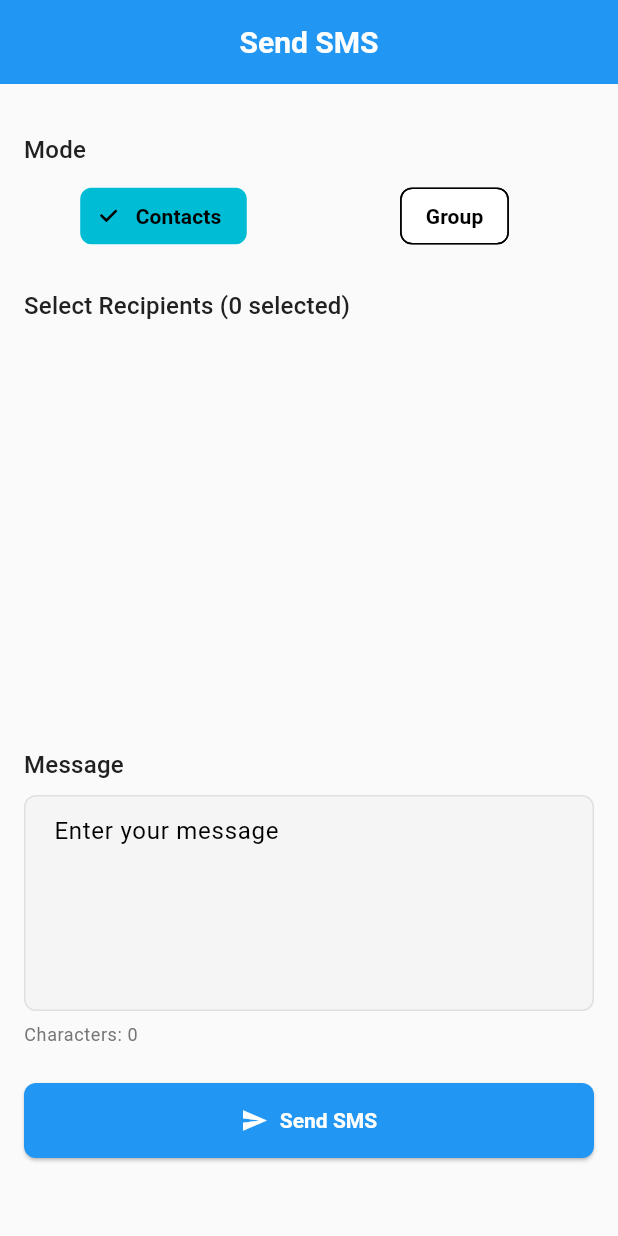
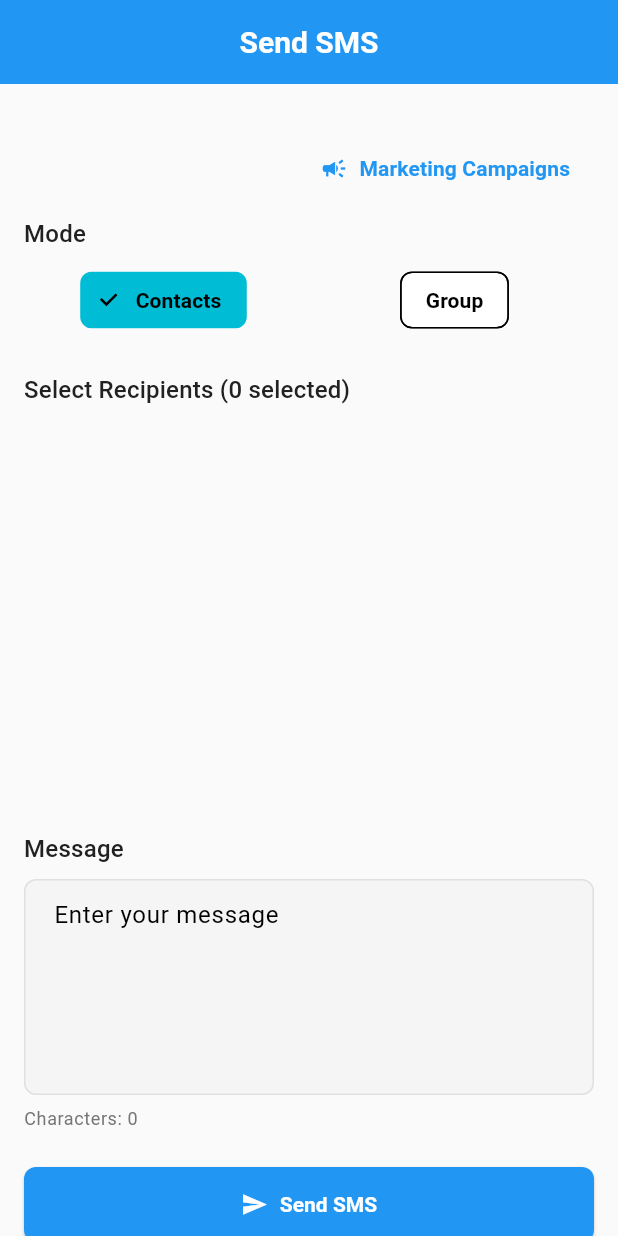
Before and after one commit to LWENA27/sms_getway, a Flutter app: the BulkSmsScreen screen opened directly, on a phone screen of 412 x 824 dp. Run offline on Flutter 3.47's test engine with Material 3 defaults, Android fonts, the phone set to English and light mode, and no system bars; our stand-ins replace connectivity_plus, csv, drift, file_picker, permission_handler, shared_preferences and 1 more; accounts and stored records are empty; generated files the repository leaves out were written again.

Commit message:
added campain botton to sms sending screen for easy access

```diff
--- a/lib/screens/bulk_sms_screen.dart
+++ b/lib/screens/bulk_sms_screen.dart
@@ -10,6 +10,7 @@ import '../services/web_sms_service.dart';
 import '../api/native_sms_service.dart';
 import '../contacts/contact_model.dart';
 import '../groups/group_model.dart';
+import 'marketing/campaign_list_screen.dart';
 import 'download_app_banner.dart';
 
 class BulkSmsScreen extends StatefulWidget {
@@ -442,6 +443,21 @@ class _BulkSmsScreenState extends State<BulkSmsScreen> {
                   // Download App Banner for web users
                   const DownloadAppBannerCompact(),
                   const SizedBox(height: AppTheme.paddingMedium),
+                  Align(
+                    alignment: Alignment.centerRight,
+                    child: TextButton.icon(
+                      onPressed: () {
+                        Navigator.of(context).push(
+                          MaterialPageRoute(
+                            builder: (_) => const CampaignListScreen(),
+                          ),
+                        );
+                      },
+                      icon: const Icon(Icons.campaign),
+                      label: const Text('Marketing Campaigns'),
+                    ),
+                  ),
+                  const SizedBox(height: AppTheme.paddingSmall),
                   // Mode selector
                   Text(
                     'Mode',
```
